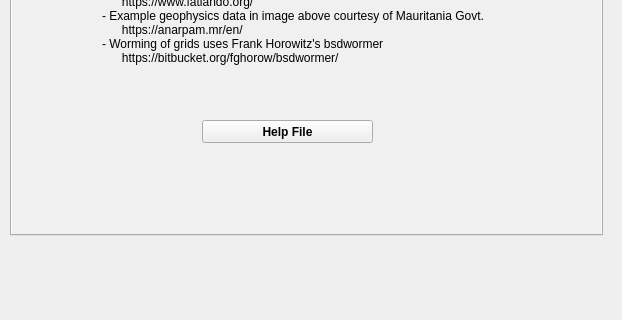
This is SGTool_dockwidget_base.ui in swaxi/SGTool as Qt 5 draws it before an edit; both pictures show x 0 to 622 and y 435 to 755 of the 622 by 845 pixel window. The edited form follows.
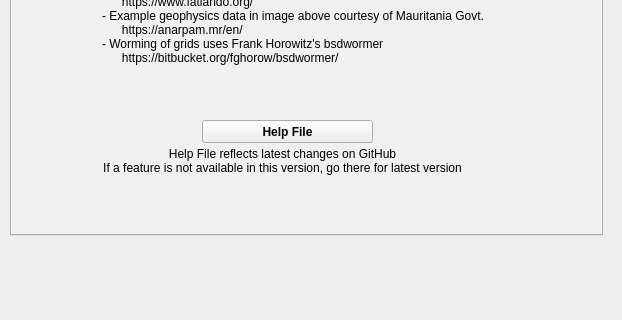
This is the edited form. The open tabs and pages were chosen to show the change. Custom widgets are drawn as their Qt base class.

Diff of the .ui file:
```diff
--- a/SGTool_dockwidget_base.ui
+++ b/SGTool_dockwidget_base.ui
@@ -2956,6 +2956,23 @@
        <string>Help File</string>
       </property>
      </widget>
+     <widget class="QLabel" name="label_2">
+      <property name="geometry">
+       <rect>
+        <x>50</x>
+        <y>550</y>
+        <width>441</width>
+        <height>41</height>
+       </rect>
+      </property>
+      <property name="text">
+       <string>Help File reflects latest changes on GitHub
+If a feature is not available in this version, go there for latest version</string>
+      </property>
+      <property name="alignment">
+       <set>Qt::AlignCenter</set>
+      </property>
+     </widget>
     </widget>
    </widget>
   </widget>
```
